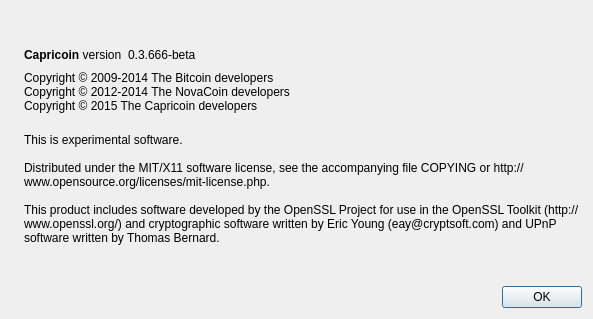
Qt form src/qt/forms/aboutdialog.ui (Capricoinofficial/Capricoin) before a commit.
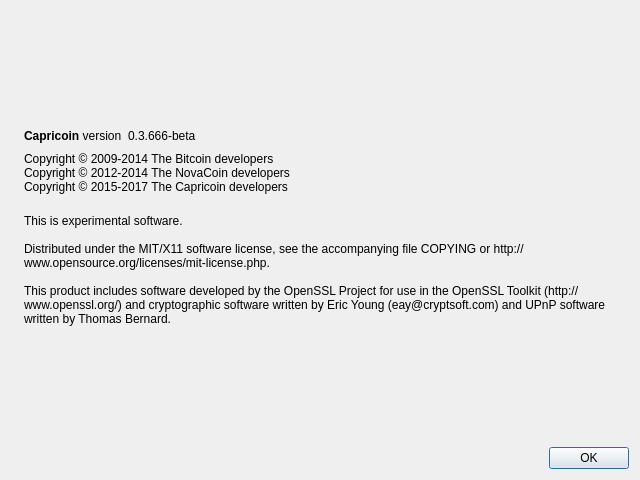
The same form after that commit. Icons and pictures are not drawn.

The edit to the form file:
```diff
--- a/src/qt/forms/aboutdialog.ui
+++ b/src/qt/forms/aboutdialog.ui
@@ -6,8 +6,8 @@
    <rect>
     <x>0</x>
     <y>0</y>
-    <width>593</width>
-    <height>319</height>
+    <width>640</width>
+    <height>480</height>
    </rect>
   </property>
   <property name="windowTitle">
@@ -93,7 +93,7 @@
        <property name="text">
         <string>Copyright © 2009-2014 The Bitcoin developers
 Copyright © 2012-2014 The NovaCoin developers
-Copyright © 2015 The Capricoin developers</string>
+Copyright © 2015-2017 The Capricoin developers</string>
        </property>
        <property name="textInteractionFlags">
         <set>Qt::LinksAccessibleByMouse|Qt::TextSelectableByKeyboard|Qt::TextSelectableByMouse</set>
```
